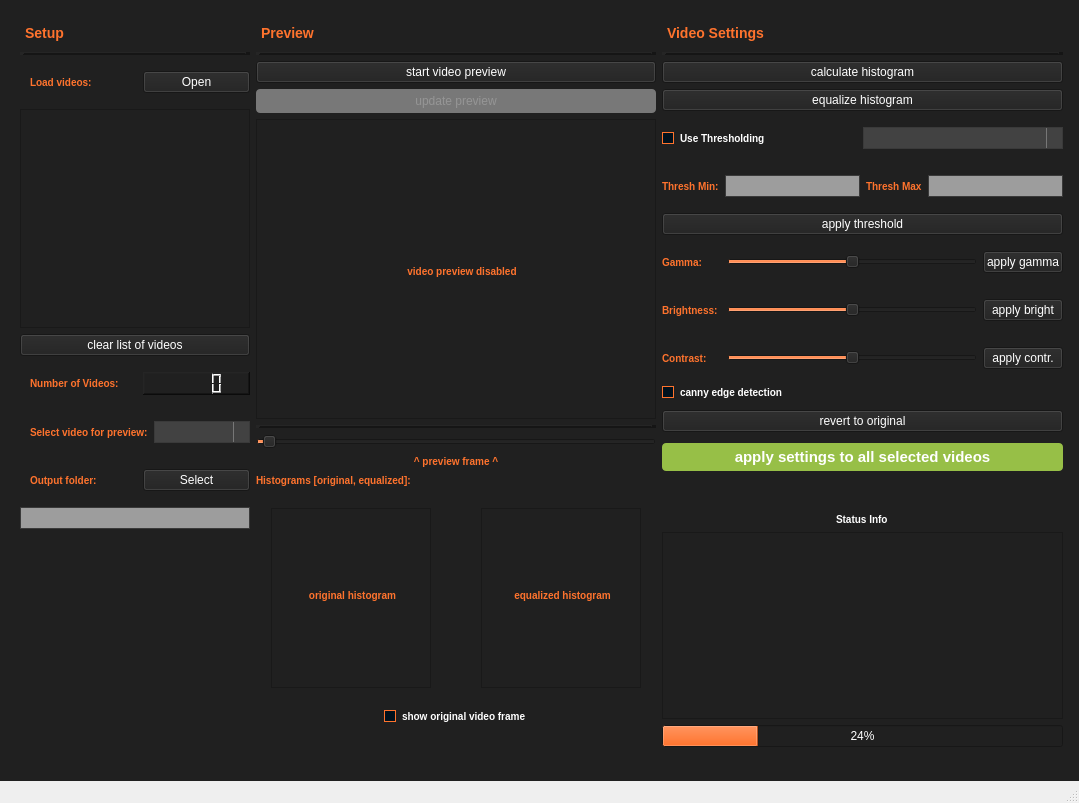
Qt form qt_gui/videoEnhancer.ui (JojoReikun/VideoSmith) before a commit.
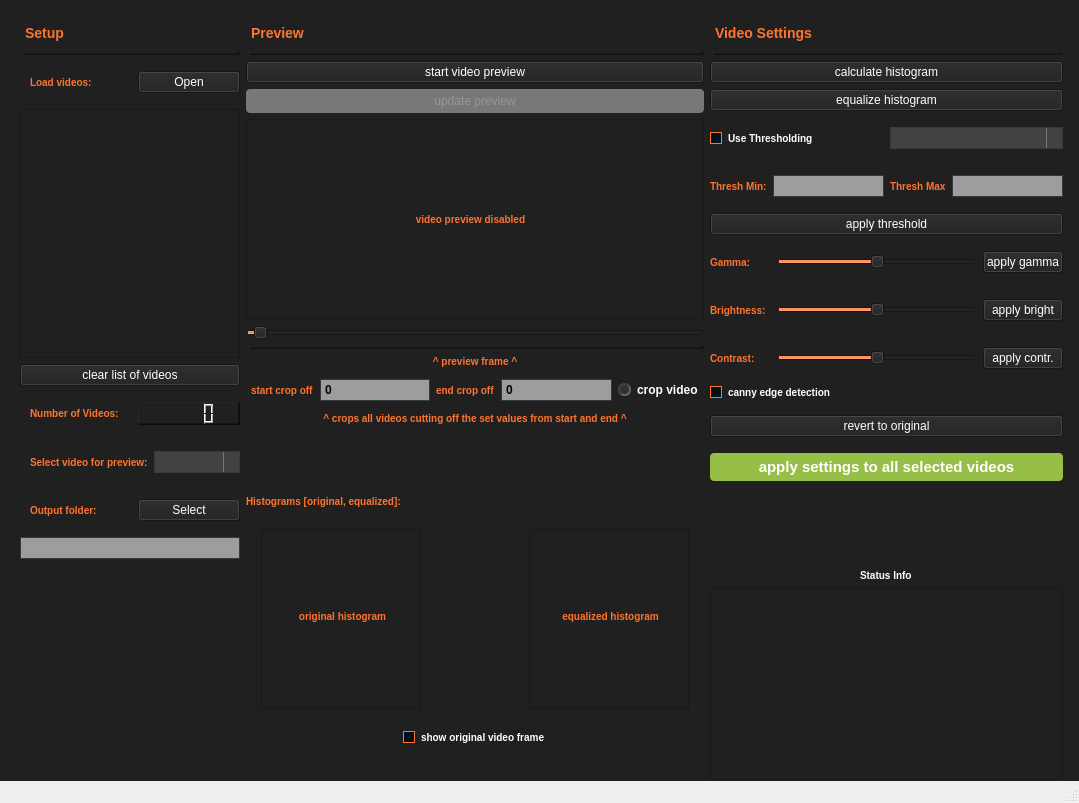
The same form after that commit. Icons and pictures are not drawn.

Diff of the .ui file:
```diff
--- a/qt_gui/videoEnhancer.ui
+++ b/qt_gui/videoEnhancer.ui
@@ -745,7 +745,7 @@
       <x>10</x>
       <y>10</y>
       <width>1063</width>
-      <height>747</height>
+      <height>808</height>
      </rect>
     </property>
     <layout class="QHBoxLayout" name="horizontalLayout">
@@ -765,6 +765,12 @@
       <layout class="QVBoxLayout" name="vertLayoutLeft">
        <item>
         <widget class="QLabel" name="label_vertLayout_Setup">
+         <property name="minimumSize">
+          <size>
+           <width>0</width>
+           <height>0</height>
+          </size>
+         </property>
          <property name="font">
           <font>
            <pointsize>-1</pointsize>
@@ -850,7 +856,7 @@
          </property>
          <property name="minimumSize">
           <size>
-           <width>100</width>
+           <width>150</width>
            <height>100</height>
           </size>
          </property>
@@ -915,7 +921,20 @@
           </widget>
          </item>
          <item>
-          <widget class="QComboBox" name="left_comboBox_selectPreview"/>
+          <widget class="QComboBox" name="left_comboBox_selectPreview">
+           <property name="sizePolicy">
+            <sizepolicy hsizetype="Preferred" vsizetype="Preferred">
+             <horstretch>50</horstretch>
+             <verstretch>0</verstretch>
+            </sizepolicy>
+           </property>
+           <property name="minimumSize">
+            <size>
+             <width>50</width>
+             <height>0</height>
+            </size>
+           </property>
+          </widget>
          </item>
         </layout>
        </item>
@@ -1095,7 +1114,7 @@
          <property name="minimumSize">
           <size>
            <width>400</width>
-           <height>300</height>
+           <height>200</height>
           </size>
          </property>
          <property name="frameShape">
@@ -1107,16 +1126,16 @@
          <widget class="QLabel" name="mid_label_livePreview">
           <property name="geometry">
            <rect>
-            <x>6</x>
-            <y>2</y>
-            <width>400</width>
-            <height>300</height>
+            <x>19</x>
+            <y>0</y>
+            <width>411</width>
+            <height>201</height>
            </rect>
           </property>
           <property name="minimumSize">
            <size>
             <width>400</width>
-            <height>300</height>
+            <height>200</height>
            </size>
           </property>
           <property name="text">
@@ -1128,19 +1147,6 @@
          </widget>
         </widget>
        </item>
-       <item>
-        <widget class="Line" name="line">
-         <property name="frameShadow">
-          <enum>QFrame::Raised</enum>
-         </property>
-         <property name="lineWidth">
-          <number>5</number>
-         </property>
-         <property name="orientation">
-          <enum>Qt::Horizontal</enum>
-         </property>
-        </widget>
-       </item>
        <item>
         <widget class="QSlider" name="mid_horizontalSlider_frame">
          <property name="minimumSize">
@@ -1160,6 +1166,19 @@
          </property>
         </widget>
        </item>
+       <item>
+        <widget class="Line" name="line">
+         <property name="frameShadow">
+          <enum>QFrame::Raised</enum>
+         </property>
+         <property name="lineWidth">
+          <number>5</number>
+         </property>
+         <property name="orientation">
+          <enum>Qt::Horizontal</enum>
+         </property>
+        </widget>
+       </item>
        <item>
         <widget class="QLabel" name="mid_label_previewFrame">
          <property name="text">
@@ -1170,6 +1189,119 @@
          </property>
         </widget>
        </item>
+       <item>
+        <layout class="QHBoxLayout" name="horizontalLayout_9">
+         <property name="leftMargin">
+          <number>5</number>
+         </property>
+         <property name="topMargin">
+          <number>5</number>
+         </property>
+         <property name="rightMargin">
+          <number>5</number>
+         </property>
+         <property name="bottomMargin">
+          <number>5</number>
+         </property>
+         <item>
+          <widget class="QLabel" name="mid_label_startCropOff">
+           <property name="text">
+            <string>start crop off</string>
+           </property>
+          </widget>
+         </item>
+         <item>
+          <widget class="QLineEdit" name="mid_lineEdit_startCropOff">
+           <property name="sizePolicy">
+            <sizepolicy hsizetype="Preferred" vsizetype="Preferred">
+             <horstretch>0</horstretch>
+             <verstretch>0</verstretch>
+            </sizepolicy>
+           </property>
+           <property name="minimumSize">
+            <size>
+             <width>20</width>
+             <height>0</height>
+            </size>
+           </property>
+           <property name="cursor">
+            <cursorShape>IBeamCursor</cursorShape>
+           </property>
+           <property name="text">
+            <string>0</string>
+           </property>
+           <property name="maxLength">
+            <number>4</number>
+           </property>
+          </widget>
+         </item>
+         <item>
+          <widget class="QLabel" name="mid_label_endCropOff">
+           <property name="text">
+            <string>end crop off</string>
+           </property>
+          </widget>
+         </item>
+         <item>
+          <widget class="QLineEdit" name="mid_lineEdit_endCropOff">
+           <property name="sizePolicy">
+            <sizepolicy hsizetype="Preferred" vsizetype="Preferred">
+             <horstretch>0</horstretch>
+             <verstretch>0</verstretch>
+            </sizepolicy>
+           </property>
+           <property name="minimumSize">
+            <size>
+             <width>20</width>
+             <height>0</height>
+            </size>
+           </property>
+           <property name="font">
+            <font>
+             <weight>75</weight>
+             <bold>true</bold>
+            </font>
+           </property>
+           <property name="text">
+            <string>0</string>
+           </property>
+           <property name="maxLength">
+            <number>4</number>
+           </property>
+          </widget>
+         </item>
+         <item>
+          <widget class="QRadioButton" name="mid_radioButton_cropVideo">
+           <property name="text">
+            <string>crop video</string>
+           </property>
+          </widget>
+         </item>
+        </layout>
+       </item>
+       <item>
+        <widget class="QLabel" name="mid_label_cropVideos">
+         <property name="text">
+          <string>^ crops all videos cutting off the set values from start and end ^</string>
+         </property>
+         <property name="alignment">
+          <set>Qt::AlignCenter</set>
+         </property>
+        </widget>
+       </item>
+       <item>
+        <spacer name="verticalSpacer_10">
+         <property name="orientation">
+          <enum>Qt::Vertical</enum>
+         </property>
+         <property name="sizeHint" stdset="0">
+          <size>
+           <width>20</width>
+           <height>40</height>
+          </size>
+         </property>
+        </spacer>
+       </item>
        <item>
         <widget class="QLabel" name="mid_label_Histograms">
          <property name="text">
@@ -1307,7 +1439,7 @@
         <widget class="QLabel" name="label_vertLayout_VideoSettings">
          <property name="minimumSize">
           <size>
-           <width>300</width>
+           <width>200</width>
            <height>0</height>
           </size>
          </property>
@@ -1389,7 +1521,7 @@
           <widget class="QComboBox" name="right_comboBox_chooseThreshold">
            <property name="minimumSize">
             <size>
-             <width>200</width>
+             <width>100</width>
              <height>0</height>
             </size>
            </property>
@@ -1479,7 +1611,7 @@
            </property>
            <property name="minimumSize">
             <size>
-             <width>250</width>
+             <width>200</width>
              <height>0</height>
             </size>
            </property>
@@ -1537,7 +1669,7 @@
            </property>
            <property name="minimumSize">
             <size>
-             <width>250</width>
+             <width>200</width>
              <height>0</height>
             </size>
            </property>
@@ -1586,7 +1718,7 @@
            </property>
            <property name="minimumSize">
             <size>
-             <width>250</width>
+             <width>200</width>
              <height>0</height>
             </size>
            </property>
```
Left out of the diff: 2 changed lines with no effect on the pictures.
